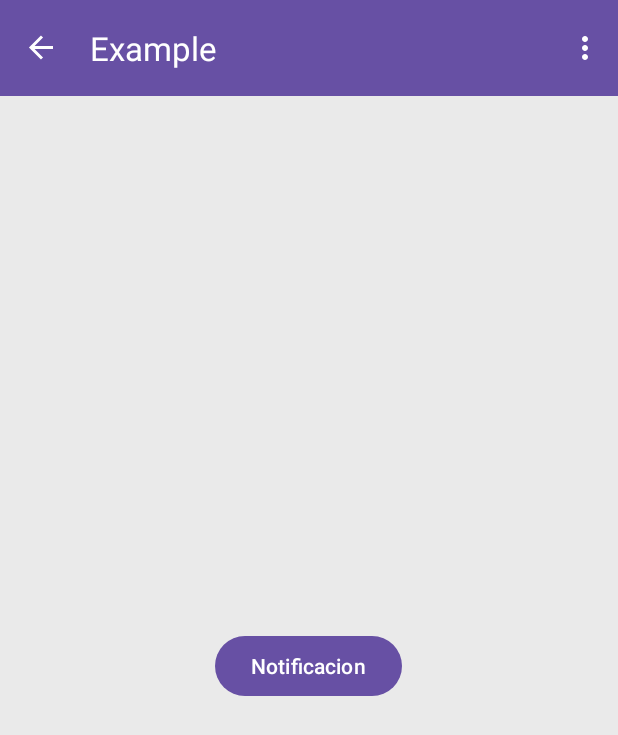
After one commit to luis09157/KatzenApp, an Android app: the ExampleFragment screen opened through its navigation route, on a phone screen of 412 x 824 dp. The commit adds this screen. Shown: the top 735 px of the screen. Run offline under Robolectric (Android 15) with nearby library versions, the phone set to English and light mode, and no system bars; our stand-ins replace Firebase (no records; nobody signed in at launch, a user with empty details on screens opened directly), navigation-ui; 2 statements that could not run were skipped.

Commit message:
notificaciones y servicios

```diff
--- a/app/src/main/java/com/example/katzen/MainActivity.kt
+++ b/app/src/main/java/com/example/katzen/MainActivity.kt
@@ -1,38 +1,62 @@
 package com.example.katzen
 
+import android.Manifest
+import android.content.Intent
 import android.content.pm.PackageManager
+import android.os.Build
 import android.os.Bundle
+import android.util.Log
 import android.view.Menu
+import android.view.MenuItem
 import android.widget.Toast
-import android.Manifest
-import android.view.MenuItem
-import com.google.android.material.navigation.NavigationView
+import androidx.activity.result.contract.ActivityResultContracts
+import androidx.annotation.RequiresApi
+import androidx.appcompat.app.AppCompatActivity
+import androidx.core.content.ContextCompat
+import androidx.core.view.GravityCompat
+import androidx.drawerlayout.widget.DrawerLayout
 import androidx.navigation.findNavController
 import androidx.navigation.ui.AppBarConfiguration
 import androidx.navigation.ui.navigateUp
 import androidx.navigation.ui.setupActionBarWithNavController
 import androidx.navigation.ui.setupWithNavController
-import androidx.drawerlayout.widget.DrawerLayout
-import androidx.appcompat.app.AppCompatActivity
-import androidx.core.content.ContextCompat
-import androidx.core.view.GravityCompat
 import com.example.katzen.Helper.UtilFragment
 import com.example.katzen.PDF.ConvertPDF
+import com.example.katzen.Service.DomiciliosPendientesService
 import com.example.katzen.databinding.ActivityMainBinding
+import com.example.katzen.ui.card.PaymetCardFragment
+import com.example.katzen.ui.example.ExampleFragment
 import com.example.katzen.ui.gasolina.FuellFragment
-import com.example.katzen.ui.card.PaymetCardFragment
 import com.example.katzen.ui.medical.MedicalFragment
 import com.example.katzen.ui.viajes.ViajesFragment
+import com.google.android.material.navigation.NavigationView
 import com.google.firebase.analytics.FirebaseAnalytics
 import com.google.firebase.analytics.ktx.analytics
+import com.google.firebase.firestore.FieldValue
+import com.google.firebase.firestore.ktx.firestore
 import com.google.firebase.ktx.Firebase
+import com.google.firebase.messaging.ktx.messaging
+import com.google.firebase.messaging.ktx.remoteMessage
+import kotlinx.coroutines.tasks.await
 
 class MainActivity : AppCompatActivity() {
     val TAG = "MainActivity"
     private lateinit var appBarConfiguration: AppBarConfiguration
     private lateinit var binding: ActivityMainBinding
     private lateinit var firebaseAnalytics: FirebaseAnalytics
+    private val requestPermissionLauncher = registerForActivityResult(
+        ActivityResultContracts.RequestPermission(),
+    ) { isGranted: Boolean ->
+        if (isGranted) {
+            // FCM SDK (and your app) can post notifications
+            Toast.makeText(this,"tenemos permiso",Toast.LENGTH_SHORT).show();
+        } else {
+            // TODO: Inform user that that your app will not show notifications.
+            Toast.makeText(this,"no tenemos permiso",Toast.LENGTH_SHORT).show();
+        }
+    }
 
+    @RequiresApi(Build.VERSION_CODES.O)
     override fun onCreate(savedInstanceState: Bundle?) {
         super.onCreate(savedInstanceState)
 
@@ -42,6 +66,7 @@ class MainActivity : AppCompatActivity() {
         setSupportActionBar(binding.appBarMain.toolbar)
 
         firebaseAnalytics = Firebase.analytics
+        Firebase.messaging.isAutoInitEnabled = true
         val drawerLayout: DrawerLayout = binding.drawerLayout
         val navView: NavigationView = binding.navView
         val navController = findNavController(R.id.nav_host_fragment_content_main)
@@ -83,12 +108,72 @@ class MainActivity : AppCompatActivity() {
 
                     true
                 }
+                R.id.nav_example -> {
+                    binding.appBarMain.toolbar.title = "Example"
+                    UtilFragment.changeFragment(this, ExampleFragment(),TAG)
+                    drawerLayout.closeDrawer(GravityCompat.START)
+
+                    true
+                }
                 else -> false
             }
         }
 
+
+        askNotificationPermission()
+
+        logRegToken()
+        sendUpstream()
+
+        val serviceIntent = Intent(this, DomiciliosPendientesService::class.java)
+        startForegroundService(serviceIntent)
     }
 
+    private suspend fun getAndStoreRegToken(): String {
+        val token = Firebase.messaging.token.await()
+        // Add token and timestamp to Firestore for this user
+        val deviceToken = hashMapOf(
+            "token" to token,
+            "timestamp" to FieldValue.serverTimestamp(),
+        )
+
+        // Get user ID from Firebase Auth or your own server
+        Firebase.firestore.collection("fcmTokens").document("myuserid")
+            .set(deviceToken).await()
+        return token
+    }
+    fun sendUpstream() {
+        val SENDER_ID = "katzen-a0e3e"
+        val messageId = 10 // Increment for each
+        // [START fcm_send_upstream]
+        val fm = Firebase.messaging
+        fm.send(
+            remoteMessage("$SENDER_ID@fcm.googleapis.com") {
+                setMessageId(messageId.toString())
+                addData("my_message", "Hello World")
+                addData("my_action", "SAY_HELLO")
+            },
+        )
+        // [END fcm_send_upstream]
+    }
+    fun logRegToken() {
+        // [START log_reg_token]
+        Firebase.messaging.getToken().addOnCompleteListener { task ->
+            if (!task.isSuccessful) {
+                Log.w(TAG, "Fetching FCM registration token failed", task.exception)
+                return@addOnCompleteListener
+            }
+
+            // Get new FCM registration token
+            val token = task.result
+
+            // Log and toast
+            val msg = "FCM Registration token: $token"
+            Log.d(TAG, msg)
+            Toast.makeText(baseContext, msg, Toast.LENGTH_SHORT).show()
+        }
+        // [END log_reg_token]
+    }
     override fun onCreateOptionsMenu(menu: Menu): Boolean {
         // Inflate the menu; this adds items to the action bar if it is present.
         menuInflater.inflate(R.menu.main, menu)
@@ -108,6 +193,25 @@ class MainActivity : AppCompatActivity() {
     override fun onSupportNavigateUp(): Boolean {
         val navController = findNavController(R.id.nav_host_fragment_content_main)
         return navController.navigateUp(appBarConfiguration) || super.onSupportNavigateUp()
+    }
+
+    private fun askNotificationPermission() {
+        // This is only necessary for API level >= 33 (TIRAMISU)
+        if (Build.VERSION.SDK_INT >= Build.VERSION_CODES.TIRAMISU) {
+            if (ContextCompat.checkSelfPermission(this, Manifest.permission.POST_NOTIFICATIONS) ==
+                PackageManager.PERMISSION_GRANTED
+            ) {
+                // FCM SDK (and your app) can post notifications.
+            } else if (shouldShowRequestPermissionRationale(Manifest.permission.POST_NOTIFICATIONS)) {
+                // TODO: display an educational UI explaining to the user the features that will be enabled
+                //       by them granting the POST_NOTIFICATION permission. This UI should provide the user
+                //       "OK" and "No thanks" buttons. If the user selects "OK," directly request the permission.
+                //       If the user selects "No thanks," allow the user to continue without notifications.
+            } else {
+                // Directly ask for the permission
+                requestPermissionLauncher.launch(Manifest.permission.POST_NOTIFICATIONS)
+            }
+        }
     }
 
     override fun onRequestPermissionsResult(requestCode: Int, permissions: Array<String>,
--- /dev/null
+++ b/app/src/main/java/com/example/katzen/ui/example/ExampleFragment.kt
@@ -0,0 +1,45 @@
+package com.example.katzen.ui.example
+
+import android.app.NotificationManager
+import android.app.PendingIntent
+import android.content.Context
+import android.content.Intent
+import android.os.Bundle
+import android.view.LayoutInflater
+import android.view.View
+import android.view.ViewGroup
+import androidx.core.app.NotificationCompat
+import androidx.fragment.app.Fragment
+import com.example.katzen.Helper.NotificacionesHelper
+import com.example.katzen.Helper.NotificationView
+import com.example.katzen.R
+import com.example.katzen.databinding.ExampleFragmentBinding
+
+
+class ExampleFragment : Fragment() {
+    private var _binding: ExampleFragmentBinding? = null
+    private val binding get() = _binding!!
+
+
+    override fun onCreateView(
+        inflater: LayoutInflater,
+        container: ViewGroup?,
+        savedInstanceState: Bundle?
+    ): View {
+        _binding = ExampleFragmentBinding.inflate(inflater, container, false)
+        val root: View = binding.root
+
+        binding.btnNoti.setOnClickListener {
+            NotificacionesHelper(requireActivity()).newNotification("hola")
+        }
+
+
+        return root
+    }
+
+    override fun onDestroyView() {
+        super.onDestroyView()
+        _binding = null
+    }
+
+}
--- a/app/src/main/java/com/example/katzen/ui/viajes/ViajesFragment.kt
+++ b/app/src/main/java/com/example/katzen/ui/viajes/ViajesFragment.kt
@@ -9,6 +9,7 @@ import android.view.ViewGroup
 import androidx.fragment.app.Fragment
 import com.example.katzen.Adapter.VentaMesAdapter
 import com.example.katzen.Config.Config
+import com.example.katzen.Helper.NotificacionesHelper
 import com.example.katzen.Helper.UtilFragment
 import com.example.katzen.Helper.UtilHelper
 import com.example.katzen.Helper.UtilHelper.Companion.hideKeyboard
@@ -63,6 +64,7 @@ class ViajesFragment : Fragment() {
         initFirebase()
         getGasolinaApi()
         UtilHelper.hideKeyBoardWorld(requireActivity(),root)
+
         return root
     }
     override fun onDestroyView() {
--- /dev/null
+++ b/app/src/main/res/layout/example_fragment.xml
@@ -0,0 +1,19 @@
+<?xml version="1.0" encoding="utf-8"?>
+<androidx.constraintlayout.widget.ConstraintLayout xmlns:android="http://schemas.android.com/apk/res/android"
+    android:layout_width="match_parent"
+    android:layout_height="match_parent"
+    android:background="@color/background_color">
+
+    <LinearLayout
+        android:gravity="center"
+        android:layout_width="match_parent"
+        android:layout_height="match_parent"
+        android:orientation="vertical">
+        <Button
+            android:text="Notificacion"
+            android:id="@+id/btn_noti"
+            android:layout_width="wrap_content"
+            android:layout_height="wrap_content"></Button>
+    </LinearLayout>
+
+</androidx.constraintlayout.widget.ConstraintLayout>
--- a/app/src/main/res/menu/activity_main_drawer.xml
+++ b/app/src/main/res/menu/activity_main_drawer.xml
@@ -21,5 +21,10 @@
             android:id="@+id/nav_viajes"
             android:icon="@drawable/baseline_directions_car_24"
             android:title="@string/menu_viajes" />
+
+        <item
+            android:id="@+id/nav_example"
+            android:icon="@drawable/baseline_directions_car_24"
+            android:title="@string/menu_example" />
     </group>
 </menu>
--- a/app/src/main/res/navigation/mobile_navigation.xml
+++ b/app/src/main/res/navigation/mobile_navigation.xml
@@ -29,4 +29,9 @@
         android:name="com.example.katzen.ui.viajes.ViajesFragment"
         android:label="@string/menu_viajes"
         tools:layout="@layout/fragment_viajes" />
+    <fragment
+        android:id="@+id/nav_example"
+        android:name="com.example.katzen.ui.example.ExampleFragment"
+        android:label="@string/menu_example"
+        tools:layout="@layout/example_fragment" />
 </navigation>
--- a/app/src/main/res/values/strings.xml
+++ b/app/src/main/res/values/strings.xml
@@ -14,6 +14,7 @@
     <string name="menu_add_paciente">Agregar Paciente</string>
     <string name="menu_store">Tienda</string>
     <string name="menu_viajes">Viajes</string>
+    <string name="menu_example">Example</string>
     <string name="menu_add_travel">Agregar Domicilio</string>
 
     <string name="menu_total">Total</string>
@@ -39,11 +40,13 @@
     <string name="btn_clen">Clean</string>
 
     <string name="btn_save">Guardar</string>
+    <string name="btn_edit">Editar</string>
     <string name="btn_cancelar">Cancelar</string>
 
 
     <string name="dialog_msg_title">Confirmar Domicilio</string>
     <string name="dialog_msg_save">¿Quieres guardar el domicilio?</string>
+    <string name="dialog_msg_edit">¿Quieres editar el domicilio?</string>
 
 
     <string name="txtField_nombre">Nombre</string>
@@ -123,4 +126,7 @@
         libero vel nunc consequat, quis tincidunt nisl eleifend. Cras bibendum enim a justo luctus
         vestibulum. Fusce dictum libero quis erat maximus, vitae volutpat diam dignissim.
     </string>
+
+
+    <string name="default_notification_channel_id">1010</string>
 </resources>
--- a/build.gradle
+++ b/build.gradle
@@ -6,12 +6,12 @@ buildscript {
         gradlePluginPortal()
     }
     dependencies {
-        classpath("com.android.tools.build:gradle:7.4.0")
+        classpath("com.android.tools.build:gradle:7.4.2")
         classpath("org.jetbrains.kotlin:kotlin-gradle-plugin:1.8.0")
-        classpath 'com.google.gms:google-services:4.3.15'
+        classpath 'com.google.gms:google-services:4.4.0'
 
         // Add the dependency for the Crashlytics Gradle plugin
-        classpath 'com.google.firebase:firebase-crashlytics-gradle:2.9.5'
+        classpath 'com.google.firebase:firebase-crashlytics-gradle:2.9.9'
     }
 }
 plugins {
```
Also changed, not shown: app/build.gradle (+18 -15 lines), app/src/main/AndroidManifest.xml (+40 -8 lines), app/src/main/java/com/example/katzen/BroadcastReceiver/DomiciliosBroadcastReceiver.kt (added, +22 -0 lines), app/src/main/java/com/example/katzen/Helper/DialogHelper.kt (+23 -1 lines), app/src/main/java/com/example/katzen/Helper/NotificacionesHelper.kt (added, +57 -0 lines), app/src/main/java/com/example/katzen/Helper/NotificationView.kt (added, +33 -0 lines), app/src/main/java/com/example/katzen/Helper/ValidateFormulario.kt (+4 -4 lines), app/src/main/java/com/example/katzen/Service/DomiciliosPendientesService.kt (added, +49 -0 lines), app/src/main/java/com/example/katzen/Service/MyFirebaseMessagingService.kt (added, +137 -0 lines), app/src/main/res/layout/activity_notification_view.xml (added, +32 -0 lines).
